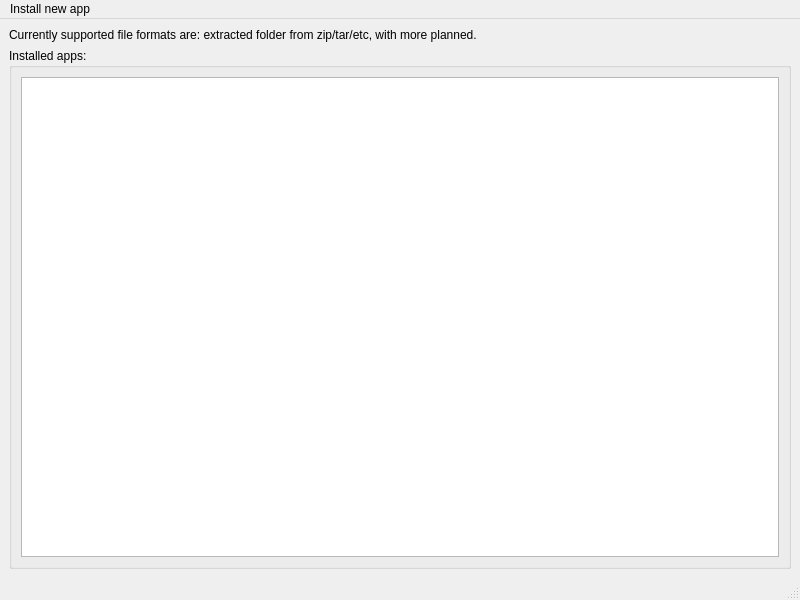
Old version of the form src/main_window.ui in the repository rfrench3/AppInstaller.
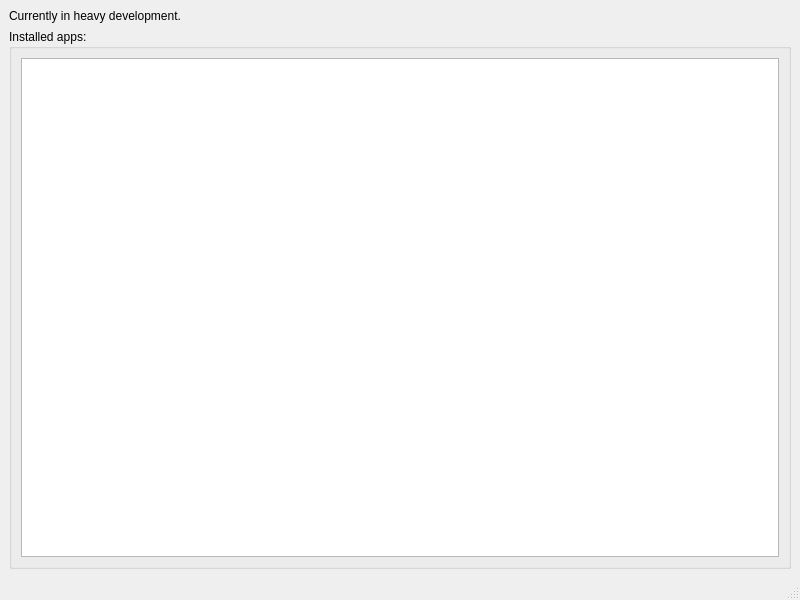
New version of the form.

Commit message: update readme with a checklist

Patch:
```diff
--- a/src/main_window.ui
+++ b/src/main_window.ui
@@ -24,7 +24,7 @@
        </sizepolicy>
       </property>
       <property name="text">
-       <string>&lt;html&gt;&lt;head/&gt;&lt;body&gt;&lt;p&gt;Currently supported file formats are: extracted folder from zip/tar/etc, with more planned.&lt;/p&gt;&lt;/body&gt;&lt;/html&gt;</string>
+       <string>&lt;html&gt;&lt;head/&gt;&lt;body&gt;&lt;p&gt;Currently in heavy development.&lt;/p&gt;&lt;/body&gt;&lt;/html&gt;</string>
       </property>
       <property name="wordWrap">
        <bool>true</bool>
@@ -45,24 +45,6 @@
     </item>
    </layout>
   </widget>
-  <widget class="QMenuBar" name="menuBar">
-   <property name="geometry">
-    <rect>
-     <x>0</x>
-     <y>0</y>
-     <width>800</width>
-     <height>30</height>
-    </rect>
-   </property>
-   <widget class="QMenu" name="menuInstall_new_app">
-    <property name="title">
-     <string>Install new app</string>
-    </property>
-    <addaction name="install_file"/>
-    <addaction name="install_folder"/>
-   </widget>
-   <addaction name="menuInstall_new_app"/>
-  </widget>
   <widget class="QStatusBar" name="statusbar"/>
   <action name="actionentry_A">
    <property name="text">
```
The commit also changes 2 other files.
